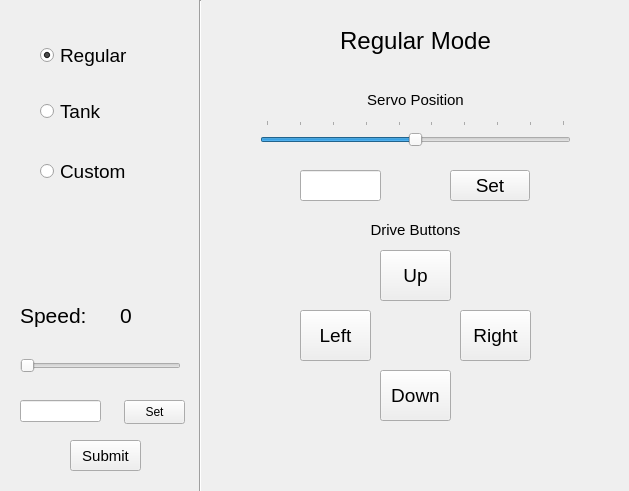
First picture: the form in RoverControlGUI/drivecontrolpanel.ui, repository cal-roboops/F2017_Decal, before the edit.
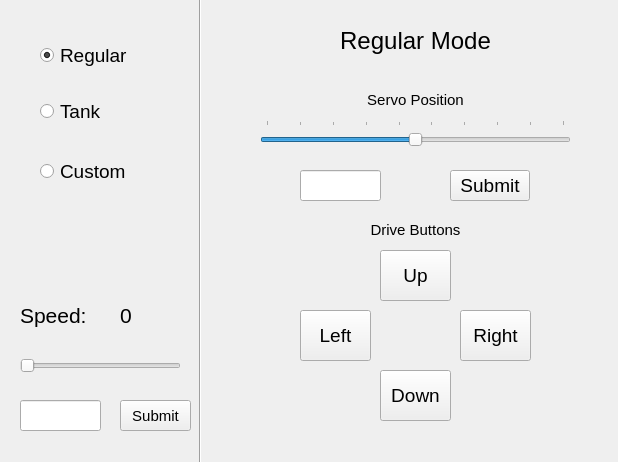
Second picture: the form after the edit.

```diff
--- a/RoverControlGUI/drivecontrolpanel.ui
+++ b/RoverControlGUI/drivecontrolpanel.ui
@@ -6,8 +6,8 @@
    <rect>
     <x>0</x>
     <y>0</y>
-    <width>629</width>
-    <height>491</height>
+    <width>618</width>
+    <height>462</height>
    </rect>
   </property>
   <property name="windowTitle">
@@ -19,7 +19,7 @@
      <rect>
       <x>210</x>
       <y>10</y>
-      <width>441</width>
+      <width>411</width>
       <height>451</height>
      </rect>
     </property>
@@ -95,7 +95,7 @@
        </font>
       </property>
       <property name="text">
-       <string>Set</string>
+       <string>Submit</string>
       </property>
      </widget>
      <widget class="QPushButton" name="regularDriveRight_button">
@@ -743,8 +743,8 @@
    <widget class="QPushButton" name="speedSubmit_button">
     <property name="geometry">
      <rect>
-      <x>70</x>
-      <y>440</y>
+      <x>120</x>
+      <y>400</y>
       <width>71</width>
       <height>31</height>
      </rect>
@@ -798,9 +798,9 @@
     <property name="geometry">
      <rect>
       <x>190</x>
-      <y>0</y>
+      <y>-10</y>
       <width>20</width>
-      <height>501</height>
+      <height>481</height>
      </rect>
     </property>
     <property name="orientation">
@@ -813,23 +813,10 @@
       <x>20</x>
       <y>400</y>
       <width>81</width>
-      <height>22</height>
+      <height>31</height>
      </rect>
     </property>
    </widget>
-   <widget class="QPushButton" name="speed_setBtn">
-    <property name="geometry">
-     <rect>
-      <x>124</x>
-      <y>400</y>
-      <width>61</width>
-      <height>24</height>
-     </rect>
-    </property>
-    <property name="text">
-     <string>Set</string>
-    </property>
-   </widget>
    <zorder>customDrive_radio</zorder>
    <zorder>stackedWidget</zorder>
    <zorder>regularDrive_radio</zorder>
```
Left out of the diff: 7 changed lines with no effect on the pictures.
